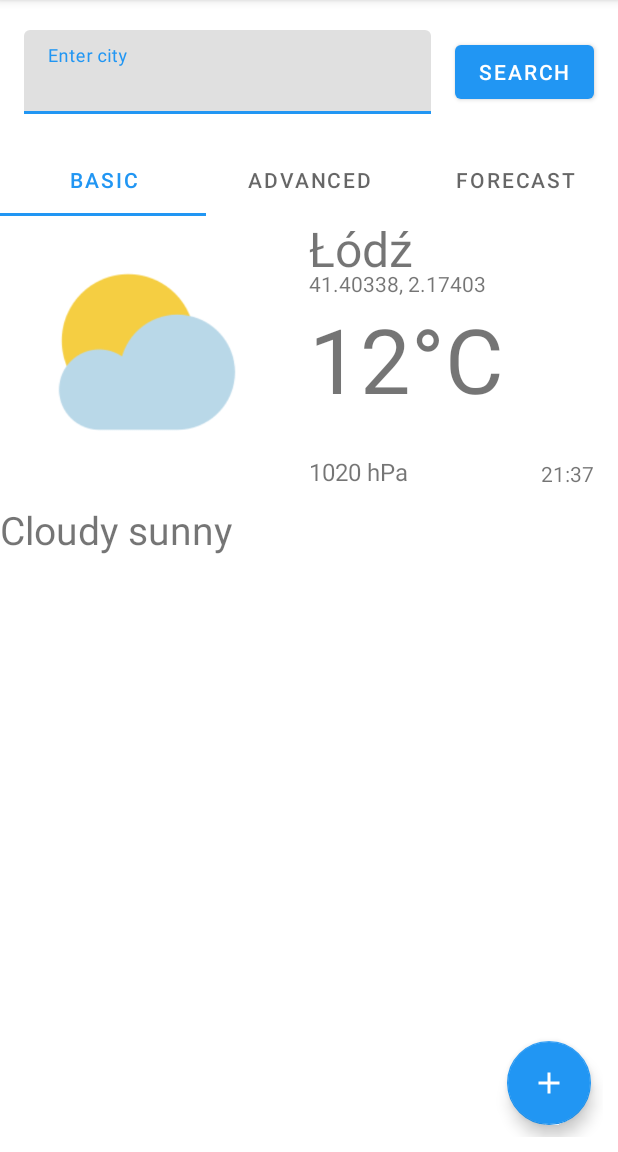
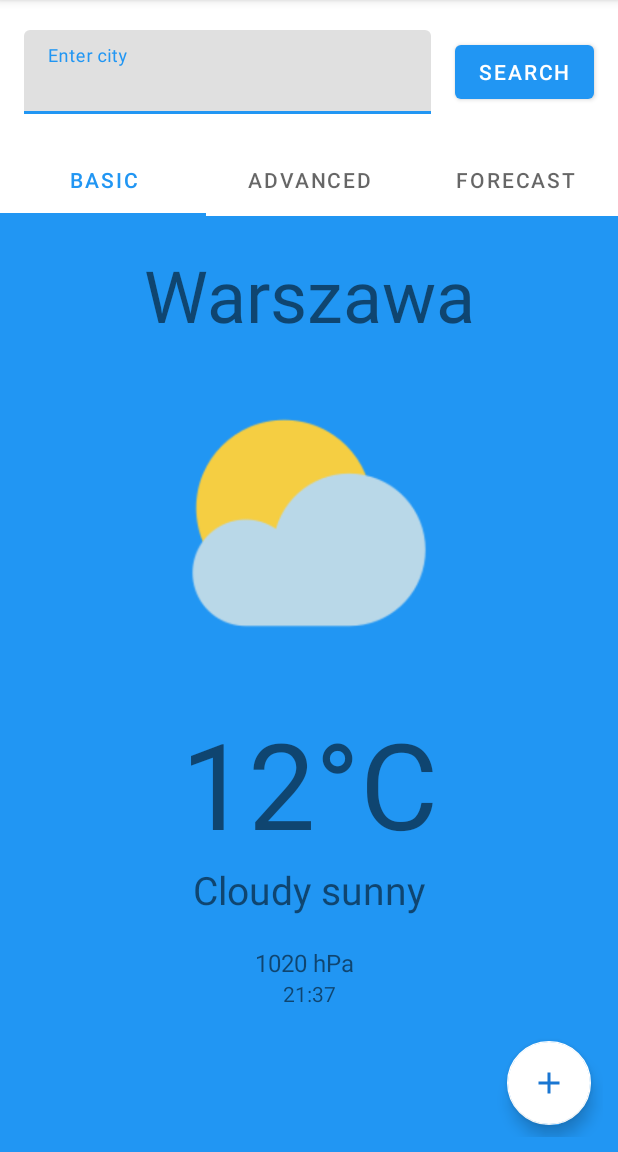
Before and after one commit to p-olszewski/WeatherApp, an Android app: the screen it shows after launch (MainActivity), on a phone screen of 412 x 824 dp, the part 84-1236 px from its top. Run offline under Robolectric (Android 15) with nearby library versions, the phone set to English and light mode, and no system bars.

Commit message:
Customize Fragment1, change FAB colors

```diff
--- a/app/src/main/res/layout/activity_main.xml
+++ b/app/src/main/res/layout/activity_main.xml
@@ -82,38 +82,35 @@
             android:layout_height="wrap_content"
             android:layout_margin="8dp"
             android:layout_marginBottom="16dp"
-            android:background="@color/blue_500"
             android:contentDescription="@string/app_name"
             android:padding="4dp"
             android:src="@drawable/ic_baseline_save_24"
             android:visibility="invisible"
-            app:backgroundTint="@color/blue_500"
-            app:tint="@color/white" />
+            app:backgroundTint="@color/white"
+            app:tint="@color/blue_700" />
         <com.google.android.material.floatingactionbutton.FloatingActionButton
             android:id="@+id/idFABRefresh"
             android:layout_width="wrap_content"
             android:layout_height="wrap_content"
             android:layout_margin="8dp"
             android:layout_marginBottom="16dp"
-            android:background="@color/blue_500"
             android:contentDescription="@string/app_name"
             android:padding="4dp"
             android:src="@drawable/ic_baseline_refresh_24"
             android:visibility="invisible"
-            app:backgroundTint="@color/blue_500"
-            app:tint="@color/white" />
+            app:backgroundTint="@color/white"
+            app:tint="@color/blue_700" />
         <com.google.android.material.floatingactionbutton.FloatingActionButton
             android:id="@+id/idFABAdd"
             android:layout_width="wrap_content"
             android:layout_height="wrap_content"
             android:layout_margin="8dp"
             android:layout_marginBottom="16dp"
-            android:background="@color/blue_500"
             android:contentDescription="@string/app_name"
             android:padding="4dp"
             android:src="@drawable/ic_baseline_add_24"
-            app:backgroundTint="@color/blue_500"
-            app:tint="@color/white" />
+            app:backgroundTint="@color/white"
+            app:tint="@color/blue_700" />
     </LinearLayout>
 
 
--- a/app/src/main/res/layout/first_fragment.xml
+++ b/app/src/main/res/layout/first_fragment.xml
@@ -4,74 +4,71 @@
     xmlns:tools="http://schemas.android.com/tools"
     android:layout_width="match_parent"
     android:layout_height="match_parent"
+    android:background="@color/blue_500"
     tools:context=".fragments.FirstFragment">
 
 
     <ImageView
         android:id="@+id/imageView"
-        android:layout_width="196dp"
-        android:layout_height="181dp"
+        android:layout_width="wrap_content"
+        android:layout_height="240dp"
         android:src="@drawable/_729392_cloudy_sunny_forecast_sun_cloud_weather"
+        app:layout_constraintEnd_toEndOf="parent"
         app:layout_constraintStart_toStartOf="parent"
-        app:layout_constraintTop_toTopOf="parent"/>
-
-    <TextView
-        android:id="@+id/textView"
-        android:layout_width="0dp"
-        android:layout_height="wrap_content"
-        android:layout_marginTop="10dp"
-        android:layout_marginEnd="16dp"
-        android:text="Cloudy sunny"
-        android:textSize="26sp"
-        app:layout_constraintEnd_toEndOf="parent"
-        app:layout_constraintStart_toStartOf="@+id/imageView"
-        app:layout_constraintTop_toBottomOf="@+id/imageView" />
-
-    <TextView
-        android:id="@+id/textView3"
-        android:layout_width="72dp"
-        android:layout_height="wrap_content"
-        android:text="1020 hPa"
-        android:textSize="16sp"
-        app:layout_constraintBottom_toBottomOf="@+id/imageView"
-        app:layout_constraintStart_toStartOf="@+id/textView6" />
+        app:layout_constraintTop_toBottomOf="@+id/textView6" />
 
     <TextView
         android:id="@+id/textView4"
         android:layout_width="wrap_content"
         android:layout_height="wrap_content"
         android:text="12°C"
-        android:textSize="60sp"
-        app:layout_constraintStart_toStartOf="@+id/textView6"
-        app:layout_constraintTop_toBottomOf="@+id/textView5" />
+        android:textSize="80sp"
+        app:layout_constraintEnd_toEndOf="parent"
+        app:layout_constraintStart_toStartOf="parent"
+        app:layout_constraintTop_toBottomOf="@+id/imageView" />
 
     <TextView
-        android:id="@+id/textView5"
-        android:layout_width="wrap_content"
+        android:id="@+id/textView"
+        android:layout_width="match_parent"
         android:layout_height="wrap_content"
-        android:text="41.40338, 2.17403"
-        app:layout_constraintStart_toStartOf="@+id/textView6"
-        app:layout_constraintTop_toBottomOf="@+id/textView6" />
+        android:gravity="center"
+        android:text="Cloudy sunny"
+        android:textSize="26sp"
+        app:layout_constraintEnd_toEndOf="parent"
+        app:layout_constraintStart_toStartOf="parent"
+        app:layout_constraintTop_toBottomOf="@+id/textView4" />
+
+    <TextView
+        android:id="@+id/textView3"
+        android:layout_width="72dp"
+        android:layout_height="wrap_content"
+        android:layout_marginTop="20dp"
+        android:text="1020 hPa"
+        android:textSize="16sp"
+        app:layout_constraintEnd_toEndOf="parent"
+        app:layout_constraintStart_toStartOf="parent"
+        app:layout_constraintTop_toBottomOf="@+id/textView" />
 
     <TextView
         android:id="@+id/textView6"
-        android:layout_width="0dp"
-        android:layout_height="35dp"
-        android:layout_marginStart="10dp"
-        android:layout_marginEnd="16dp"
-        android:text="Łódź"
-        android:textSize="32sp"
+        android:layout_width="match_parent"
+        android:layout_height="wrap_content"
+        android:layout_marginTop="20dp"
+        android:gravity="center"
+        android:text="Warszawa"
+        android:textSize="48sp"
         app:layout_constraintEnd_toEndOf="parent"
-        app:layout_constraintStart_toEndOf="@+id/imageView"
-        app:layout_constraintTop_toTopOf="@+id/imageView" />
+        app:layout_constraintStart_toStartOf="parent"
+        app:layout_constraintTop_toTopOf="parent" />
 
     <TextView
         android:id="@+id/textView7"
-        android:layout_width="0dp"
+        android:layout_width="wrap_content"
         android:layout_height="wrap_content"
         android:gravity="right"
         android:text="21:37"
-        app:layout_constraintBottom_toBottomOf="@+id/textView3"
-        app:layout_constraintEnd_toEndOf="@+id/textView" />
+        app:layout_constraintEnd_toEndOf="parent"
+        app:layout_constraintStart_toStartOf="parent"
+        app:layout_constraintTop_toBottomOf="@+id/textView3" />
 
 </androidx.constraintlayout.widget.ConstraintLayout>
--- a/app/src/main/res/layout/second_fragment.xml
+++ b/app/src/main/res/layout/second_fragment.xml
@@ -4,6 +4,7 @@
     xmlns:tools="http://schemas.android.com/tools"
     android:layout_width="match_parent"
     android:layout_height="match_parent"
+    android:background="@color/blue_200"
     tools:context=".fragments.FirstFragment">
 
     <TextView
--- a/app/src/main/res/layout/third_fragment.xml
+++ b/app/src/main/res/layout/third_fragment.xml
@@ -4,6 +4,7 @@
     xmlns:tools="http://schemas.android.com/tools"
     android:layout_width="match_parent"
     android:layout_height="match_parent"
+    android:background="@color/blue_500"
     tools:context=".fragments.FirstFragment">
 
     <TextView
```
